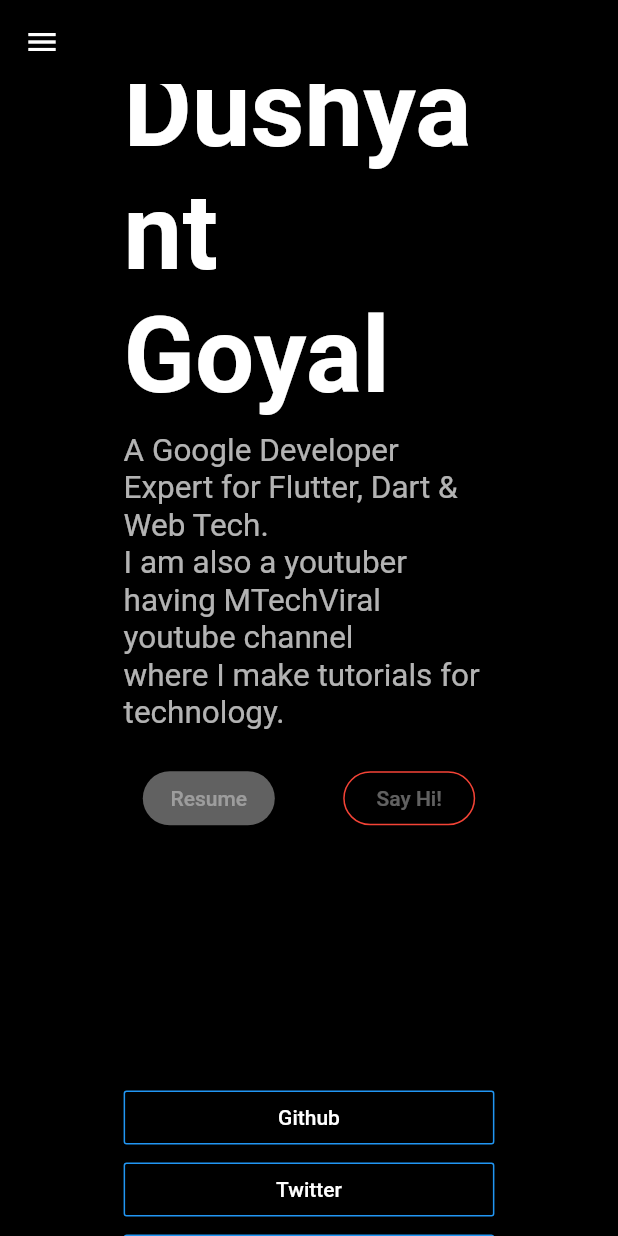
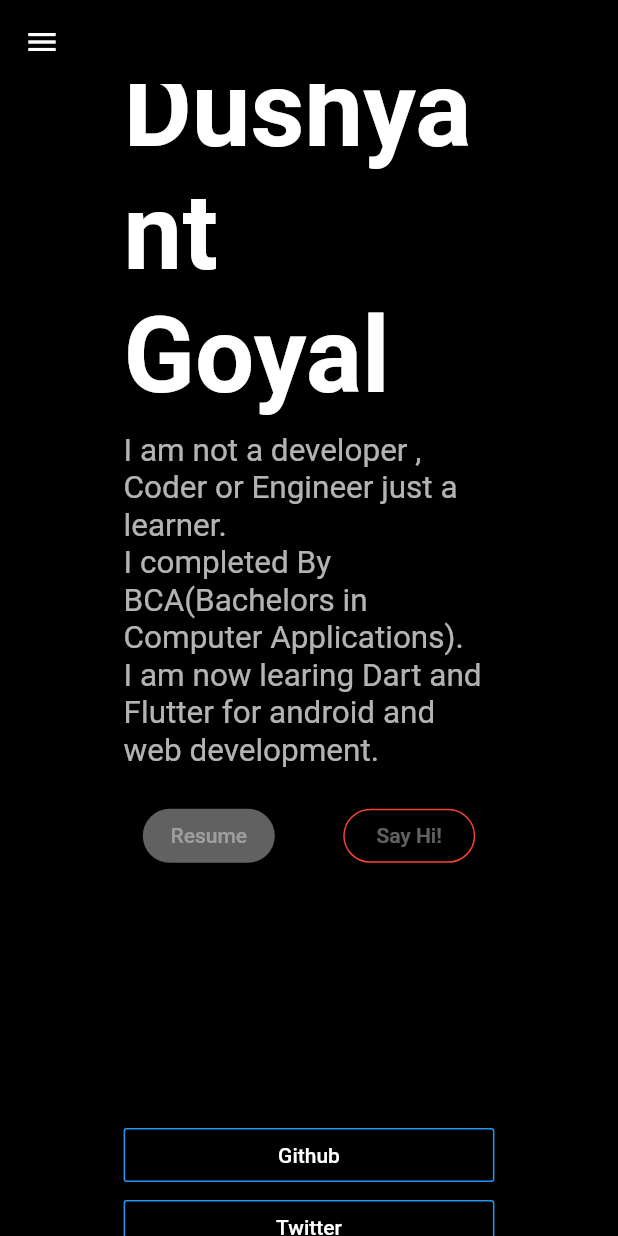
Before and after one commit to Dushyant18-Hack/port_folio, a Flutter app: the screen it shows after launch, scrolled down 576 dp, on a phone screen of 412 x 824 dp. Run offline on Flutter 3.47's test engine with Material 2 defaults, Android fonts, the phone set to English and light mode, and no system bars.

Commit message:
First Commit Of port Folio repo !!!

```diff
--- a/lib/Screeens/profile.dart
+++ b/lib/Screeens/profile.dart
@@ -202,9 +202,9 @@ class ProfilePage extends StatelessWidget {
         height: 10,
       ),
       Text(
-        "A Google Developer Expert for Flutter, Dart & Web Tech.\n"
-            "I am also a youtuber having MTechViral youtube channel\n"
-            "where I make tutorials for technology.",
+        "I am not a developer , Coder or Engineer just a learner.\n"
+        "I completed By BCA(Bachelors in Computer Applications).\n"
+        "I am now learing Dart and Flutter for android and web development.",
         softWrap: true,
         textScaleFactor: 1.5,
         style: TextStyle(color: Colors.white70),
```
